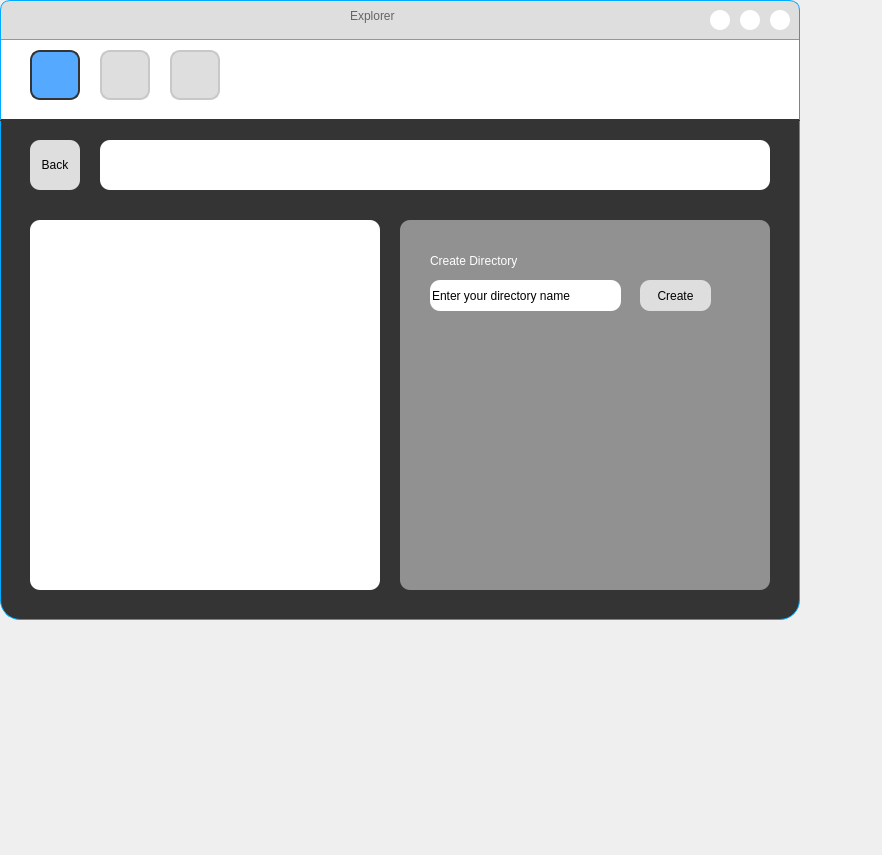
Qt form gui/shelf_1.ui (AshwinRaikar88/daxplore) before a commit.
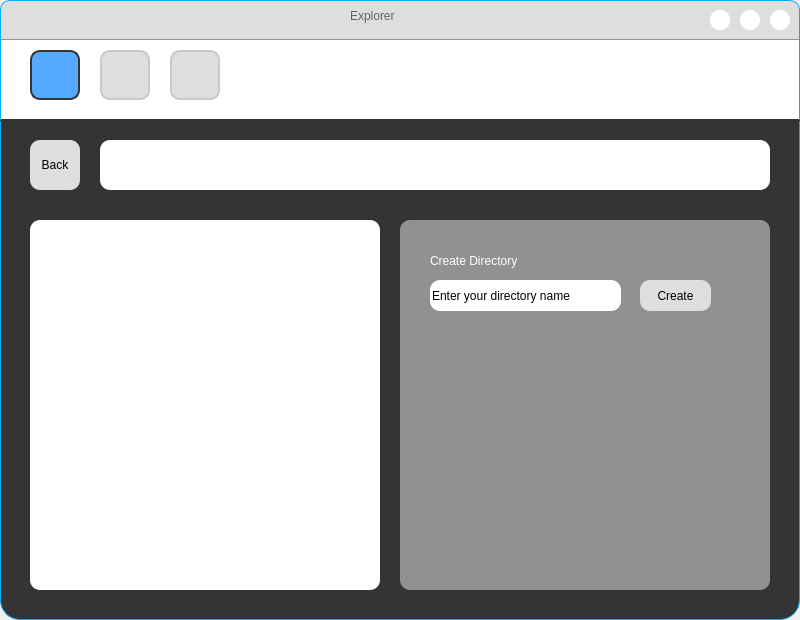
The same form after that commit.

Diff of the .ui file:
```diff
--- a/gui/shelf_1.ui
+++ b/gui/shelf_1.ui
@@ -6,8 +6,8 @@
    <rect>
     <x>0</x>
     <y>0</y>
-    <width>882</width>
-    <height>855</height>
+    <width>800</width>
+    <height>620</height>
    </rect>
   </property>
   <property name="minimumSize">
```
